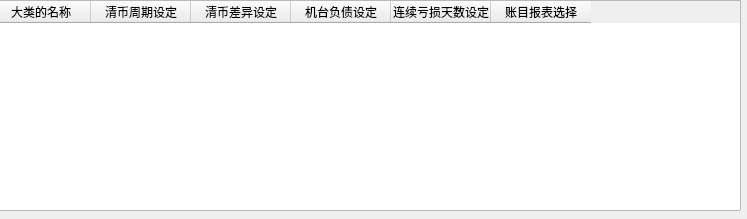
Qt form UiFiles/TassetSetupViewItemTable.ui (adamgliea/TentertainmentManagement) before a commit.
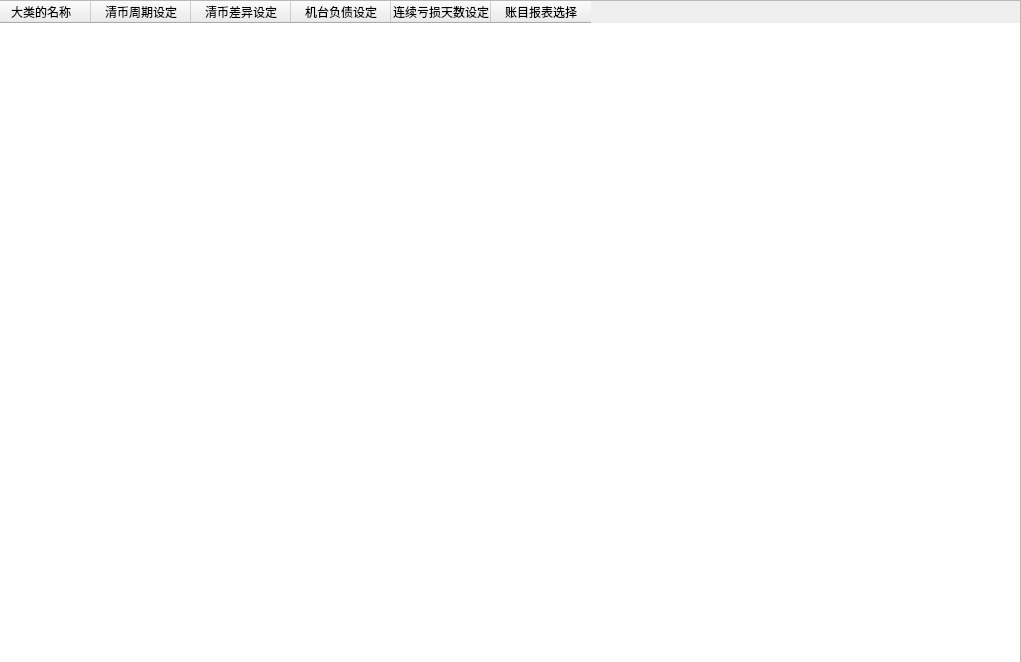
The same form after that commit.

Commit message: Connect to the database and finish adding and removing actions for the TassetSetupPanel.

The edit to the form file:
```diff
--- a/UiFiles/TassetSetupViewItemTable.ui
+++ b/UiFiles/TassetSetupViewItemTable.ui
@@ -6,8 +6,8 @@
    <rect>
     <x>0</x>
     <y>0</y>
-    <width>747</width>
-    <height>219</height>
+    <width>1021</width>
+    <height>662</height>
    </rect>
   </property>
   <property name="windowTitle">
@@ -18,8 +18,8 @@
     <rect>
      <x>-10</x>
      <y>0</y>
-     <width>751</width>
-     <height>211</height>
+     <width>1031</width>
+     <height>671</height>
     </rect>
    </property>
    <layout class="QVBoxLayout" name="mainLayout">
```
Left out of the diff: 2 changed lines with no effect on the pictures. The commit also changes 59 other files.
